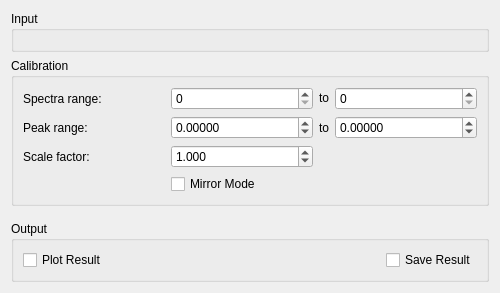
Above: Code/Mantid/MantidQt/CustomInterfaces/inc/MantidQtCustomInterfaces/Indirect/ILLCalibration.ui from mantidproject/mantid before the change. Below: the same form after it.
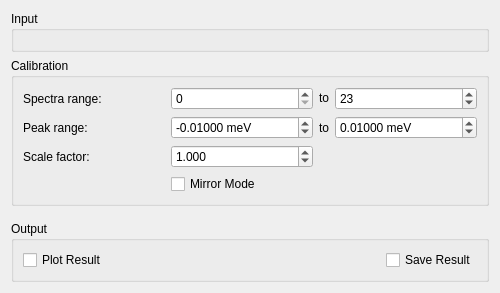
That is the form after the change. Custom widgets are drawn as their Qt base class.

Commit message:
Better starting values on UI
Refs #11163

Diff of the .ui file:
```diff
--- a/Code/Mantid/MantidQt/CustomInterfaces/inc/MantidQtCustomInterfaces/Indirect/ILLCalibration.ui
+++ b/Code/Mantid/MantidQt/CustomInterfaces/inc/MantidQtCustomInterfaces/Indirect/ILLCalibration.ui
@@ -78,6 +78,9 @@
       </item>
       <item row="1" column="1">
        <widget class="QDoubleSpinBox" name="spPeakLower">
+        <property name="suffix">
+         <string> meV</string>
+        </property>
         <property name="decimals">
          <number>5</number>
         </property>
@@ -87,10 +90,16 @@
         <property name="singleStep">
          <double>0.010000000000000</double>
         </property>
+        <property name="value">
+         <double>-0.010000000000000</double>
+        </property>
        </widget>
       </item>
       <item row="1" column="3">
        <widget class="QDoubleSpinBox" name="spPeakUpper">
+        <property name="suffix">
+         <string> meV</string>
+        </property>
         <property name="decimals">
          <number>5</number>
         </property>
@@ -100,6 +109,9 @@
         <property name="singleStep">
          <double>0.010000000000000</double>
         </property>
+        <property name="value">
+         <double>0.010000000000000</double>
+        </property>
        </widget>
       </item>
       <item row="1" column="2">
@@ -113,7 +125,14 @@
        <widget class="QSpinBox" name="spSpecMin"/>
       </item>
       <item row="0" column="3">
-       <widget class="QSpinBox" name="spSpecMax"/>
+       <widget class="QSpinBox" name="spSpecMax">
+        <property name="maximum">
+         <number>9999</number>
+        </property>
+        <property name="value">
+         <number>23</number>
+        </property>
+       </widget>
       </item>
       <item row="2" column="1">
        <widget class="QDoubleSpinBox" name="spScaleFactor">
```
Left out of the diff: 6 changed lines with no effect on the pictures.
